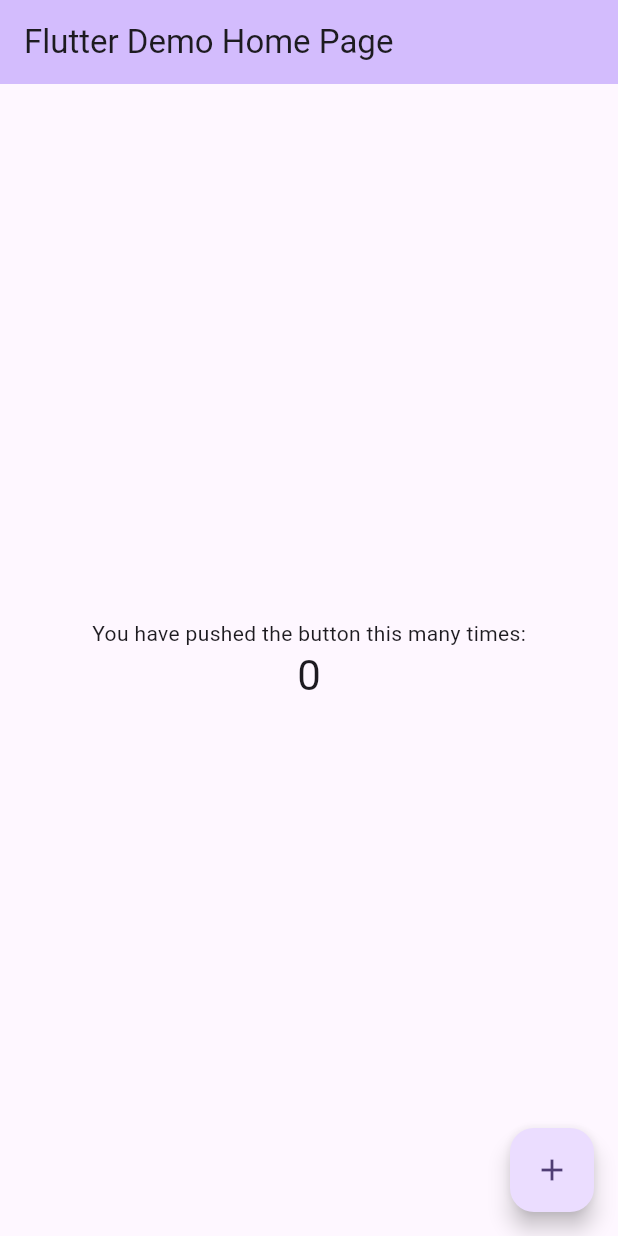
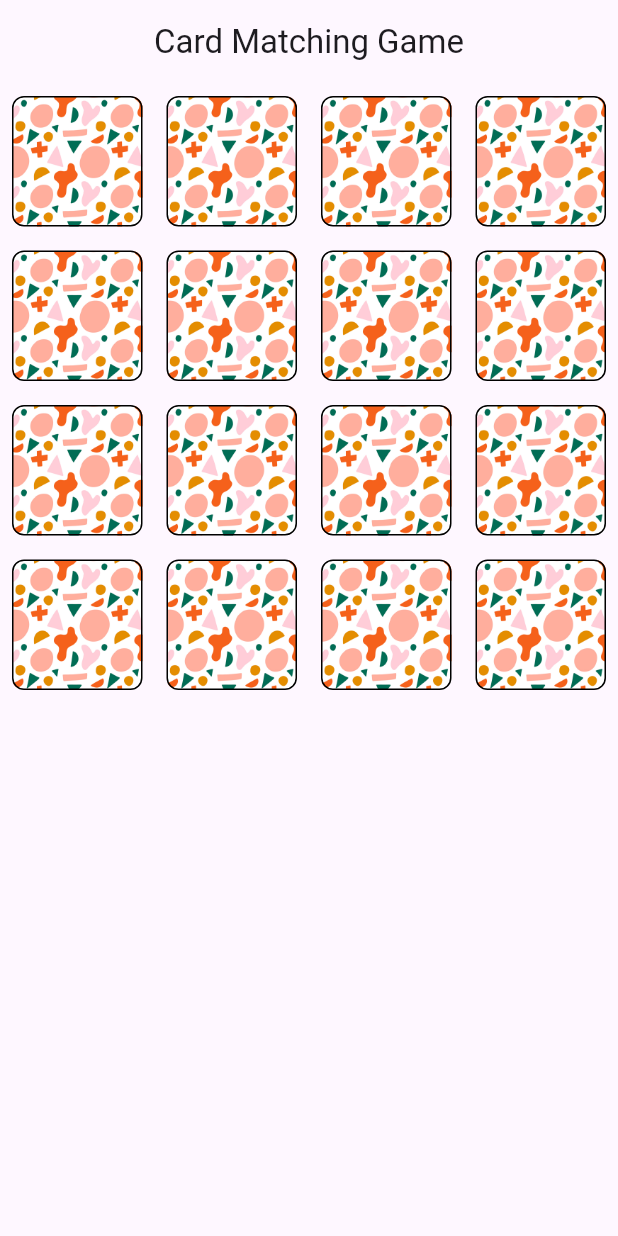
Before and after one commit to Evelyyn-14/Homework3, a Flutter app: the screen it shows after launch, on a phone screen of 412 x 824 dp. Run offline on Flutter 3.47's test engine with Material 3 defaults, Android fonts, the phone set to English and light mode, and no system bars.

Commit message:
Card Matching Game Features

```diff
--- a/lib/main.dart
+++ b/lib/main.dart
@@ -1,122 +1,175 @@
 import 'package:flutter/material.dart';
+import 'package:provider/provider.dart';
 
 void main() {
-  runApp(const MyApp());
+  runApp(
+    ChangeNotifierProvider(
+      create: (context) => GameState(),
+      child: const MyApp(),
+    ),
+  );
 }
 
 class MyApp extends StatelessWidget {
   const MyApp({super.key});
 
-  // This widget is the root of your application.
   @override
   Widget build(BuildContext context) {
     return MaterialApp(
-      title: 'Flutter Demo',
+      title: 'Card Matching Game',
       theme: ThemeData(
-        // This is the theme of your application.
-        //
-        // TRY THIS: Try running your application with "flutter run". You'll see
-        // the application has a purple toolbar. Then, without quitting the app,
-        // try changing the seedColor in the colorScheme below to Colors.green
-        // and then invoke "hot reload" (save your changes or press the "hot
-        // reload" button in a Flutter-supported IDE, or press "r" if you used
-        // the command line to start the app).
-        //
-        // Notice that the counter didn't reset back to zero; the application
-        // state is not lost during the reload. To reset the state, use hot
-        // restart instead.
-        //
-        // This works for code too, not just values: Most code changes can be
-        // tested with just a hot reload.
         colorScheme: ColorScheme.fromSeed(seedColor: Colors.deepPurple),
       ),
-      home: const MyHomePage(title: 'Flutter Demo Home Page'),
+      home: const CardMatchingGame(title: 'Card Matching Game'),
     );
   }
 }
 
-class MyHomePage extends StatefulWidget {
-  const MyHomePage({super.key, required this.title});
-
-  // This widget is the home page of your application. It is stateful, meaning
-  // that it has a State object (defined below) that contains fields that affect
-  // how it looks.
-
-  // This class is the configuration for the state. It holds the values (in this
-  // case the title) provided by the parent (in this case the App widget) and
-  // used by the build method of the State. Fields in a Widget subclass are
-  // always marked "final".
-
+class CardMatchingGame extends StatefulWidget {
+  const CardMatchingGame({super.key, required this.title});
   final String title;
 
   @override
-  State<MyHomePage> createState() => _MyHomePageState();
+  State<CardMatchingGame> createState() => _CardMatchingGameState();
 }
 
-class _MyHomePageState extends State<MyHomePage> {
-  int _counter = 0;
+class CardModel {
+  final String frontDesign;
+  final String backDesign;
+  bool isFaceUp;
 
-  void _incrementCounter() {
-    setState(() {
-      // This call to setState tells the Flutter framework that something has
-      // changed in this State, which causes it to rerun the build method below
-      // so that the display can reflect the updated values. If we changed
-      // _counter without calling setState(), then the build method would not be
-      // called again, and so nothing would appear to happen.
-      _counter++;
-    });
+  CardModel({
+    required this.frontDesign,
+    required this.backDesign,
+    this.isFaceUp = false,
+  });
+}
+
+class GameState extends ChangeNotifier {
+  List<CardModel> cards = List.generate(
+    16,
+    (index) => CardModel(
+      frontDesign: 'assets/images/card${index % 8 + 1}.jpg',
+      backDesign: 'assets/images/backofcard.jpg',
+    ),
+  )..shuffle();
+
+  List<int> _faceUpCards = [];
+
+  void flipCard(int index) {
+    if (_faceUpCards.length < 2) {
+      cards[index].isFaceUp = !cards[index].isFaceUp;
+      if (cards[index].isFaceUp) {
+        _faceUpCards.add(index);
+      } else {
+        _faceUpCards.remove(index);
+      }
+      notifyListeners();
+
+      if (_faceUpCards.length == 2) {
+        Future.delayed(const Duration(seconds: 1), () {
+          _checkMatch();
+        });
+      }
+    }
+  }
+
+  void _checkMatch() {
+    if (_faceUpCards.length == 2) {
+      final firstCard = cards[_faceUpCards[0]];
+      final secondCard = cards[_faceUpCards[1]];
+
+      if (firstCard.frontDesign != secondCard.frontDesign) {
+        firstCard.isFaceUp = false;
+        secondCard.isFaceUp = false;
+      }
+      _faceUpCards.clear();
+      notifyListeners();
+    }
+  }
+}
+
+class _CardMatchingGameState extends State<CardMatchingGame> with SingleTickerProviderStateMixin {
+  late AnimationController _controller;
+  late Animation<double> _animation;
+  int? _flippingCardIndex;
+
+  @override
+  void initState() {
+    super.initState();
+    _controller = AnimationController(
+      duration: const Duration(milliseconds: 500),
+      vsync: this,
+    );
+    _animation = Tween(begin: 0.0, end: 1.0).animate(_controller);
+  }
+
+  @override
+  void dispose() {
+    _controller.dispose();
+    super.dispose();
   }
 
   @override
   Widget build(BuildContext context) {
-    // This method is rerun every time setState is called, for instance as done
-    // by the _incrementCounter method above.
-    //
-    // The Flutter framework has been optimized to make rerunning build methods
-    // fast, so that you can just rebuild anything that needs updating rather
-    // than having to individually change instances of widgets.
+    final gameState = Provider.of<GameState>(context);
+
     return Scaffold(
       appBar: AppBar(
-        // TRY THIS: Try changing the color here to a specific color (to
-        // Colors.amber, perhaps?) and trigger a hot reload to see the AppBar
-        // change color while the other colors stay the same.
-        backgroundColor: Theme.of(context).colorScheme.inversePrimary,
-        // Here we take the value from the MyHomePage object that was created by
-        // the App.build method, and use it to set our appbar title.
         title: Text(widget.title),
+        centerTitle: true,
       ),
-      body: Center(
-        // Center is a layout widget. It takes a single child and positions it
-        // in the middle of the parent.
-        child: Column(
-          // Column is also a layout widget. It takes a list of children and
-          // arranges them vertically. By default, it sizes itself to fit its
-          // children horizontally, and tries to be as tall as its parent.
-          //
-          // Column has various properties to control how it sizes itself and
-          // how it positions its children. Here we use mainAxisAlignment to
-          // center the children vertically; the main axis here is the vertical
-          // axis because Columns are vertical (the cross axis would be
-          // horizontal).
-          //
-          // TRY THIS: Invoke "debug painting" (choose the "Toggle Debug Paint"
-          // action in the IDE, or press "p" in the console), to see the
-          // wireframe for each widget.
-          mainAxisAlignment: MainAxisAlignment.center,
-          children: <Widget>[
-            const Text('You have pushed the button this many times:'),
-            Text(
-              '$_counter',
-              style: Theme.of(context).textTheme.headlineMedium,
+      body: GridView.builder(
+        gridDelegate: const SliverGridDelegateWithFixedCrossAxisCount(
+          crossAxisCount: 4,
+        ),
+        itemCount: gameState.cards.length,
+        itemBuilder: (context, index) {
+          final card = gameState.cards[index];
+          return GestureDetector(
+            onTap: () {
+              setState(() {
+                _flippingCardIndex = index;
+              });
+              gameState.flipCard(index);
+              _controller.forward(from: 0.0);
+            },
+            child: Padding(
+              padding: const EdgeInsets.all(8.0),
+              child: AnimatedBuilder(
+                animation: _animation,
+                builder: (context, child) {
+                  final isFlipping = _flippingCardIndex == index;
+                  final rotationValue = isFlipping ? _animation.value * 3.14 : 0.0;
+                  return Transform(
+                    transform: Matrix4.rotationY(rotationValue),
+                    alignment: Alignment.center,
+                    child: Container(
+                      decoration: BoxDecoration(
+                        color: Colors.white,
+                        borderRadius: BorderRadius.circular(8.0),
+                        border: Border.all(color: Colors.black),
+                        image: card.isFaceUp
+                            ? DecorationImage(
+                                image: AssetImage(card.frontDesign),
+                                fit: BoxFit.cover,
+                              )
+                            : DecorationImage(
+                                image: AssetImage(card.backDesign),
+                                fit: BoxFit.cover,
+                              ),
+                      ),
+                      child: Center(
+                        child: card.isFaceUp ? Container() : Container(),
+                      ),
+                    ),
+                  );
+                },
+              ),
             ),
-          ],
-        ),
+          );
+        },
       ),
-      floatingActionButton: FloatingActionButton(
-        onPressed: _incrementCounter,
-        tooltip: 'Increment',
-        child: const Icon(Icons.add),
-      ), // This trailing comma makes auto-formatting nicer for build methods.
     );
   }
 }
```
Also changed, not shown: pubspec.yaml (+13 -0 lines), assets/images/backofcard.jpg (added), assets/images/card1.jpg (added), assets/images/card2.jpg (added), assets/images/card3.jpg (added), assets/images/card4.jpg (added), assets/images/card5.jpg (added), assets/images/card6.jpg (added), assets/images/card7.jpg (added), assets/images/card8.jpg (added), pubspec.lock.
